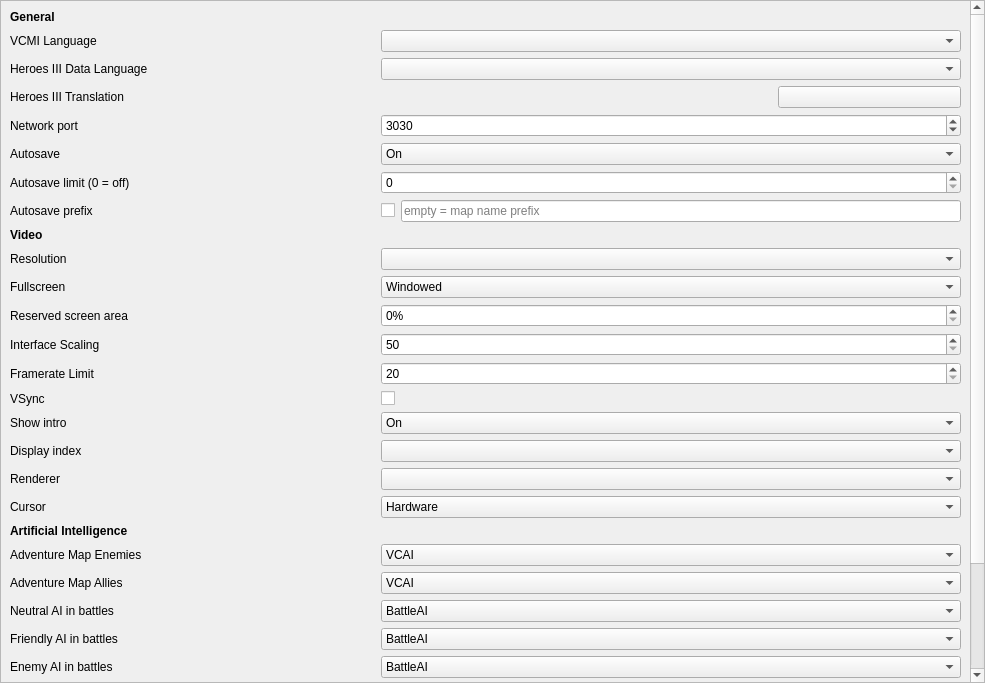
Qt form launcher/settingsView/csettingsview_moc.ui (vcmi/vcmi) before a commit.
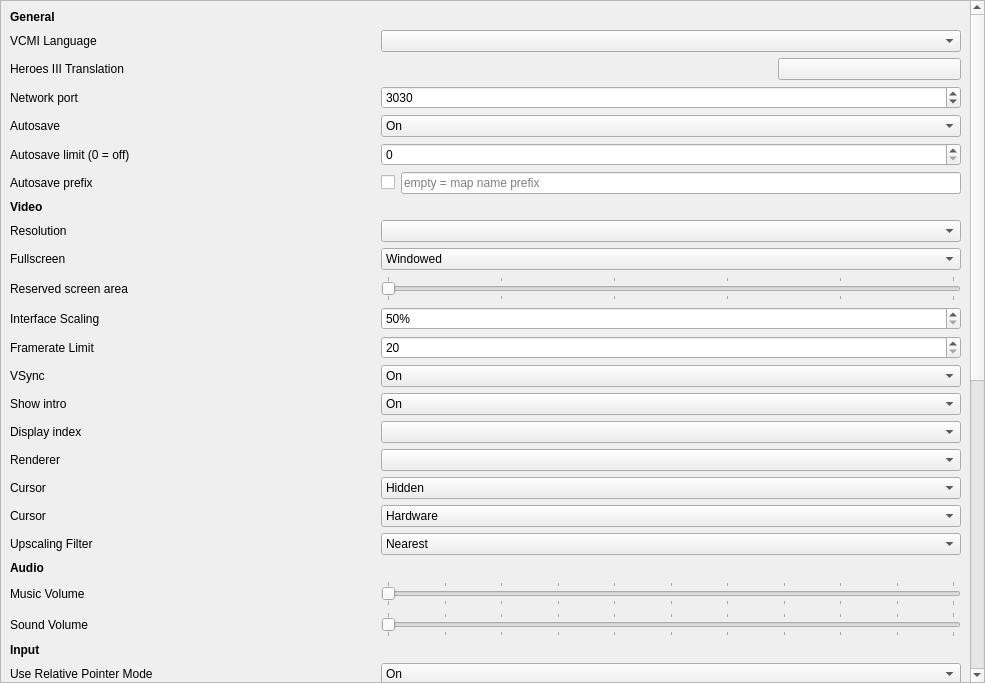
The same form after that commit.

Commit message: Added more settings to Launcher that previously have no UI access

Patch:
```diff
--- a/launcher/settingsView/csettingsview_moc.ui
+++ b/launcher/settingsView/csettingsview_moc.ui
@@ -43,373 +43,764 @@
      <property name="widgetResizable">
       <bool>true</bool>
      </property>
-     <widget class="QWidget" name="scrollAreaWidgetContents_2">
+     <widget class="QWidget" name="scrollAreaWidgetContents">
       <property name="geometry">
        <rect>
         <x>0</x>
-        <y>0</y>
+        <y>-516</y>
         <width>969</width>
-        <height>818</height>
+        <height>1218</height>
        </rect>
       </property>
       <layout class="QGridLayout" name="gridLayout" columnstretch="2,0,1,1,1">
-       <item row="20" column="1" colspan="4">
-        <widget class="QComboBox" name="comboBoxDisplayIndex"/>
-       </item>
-       <item row="5" column="1" colspan="3">
-        <widget class="QLabel" name="labelTranslationStatus">
+       <item row="8" column="1">
+        <widget class="QCheckBox" name="checkBoxAutoSavePrefix">
          <property name="text">
           <string/>
          </property>
         </widget>
        </item>
-       <item row="27" column="1" colspan="4">
-        <widget class="QComboBox" name="comboBoxFriendlyAI">
-         <property name="editable">
-          <bool>false</bool>
-         </property>
-         <property name="currentText">
-          <string notr="true">BattleAI</string>
-         </property>
-         <item>
-          <property name="text">
-           <string notr="true">BattleAI</string>
-          </property>
-         </item>
-         <item>
-          <property name="text">
-           <string notr="true">StupidAI</string>
-          </property>
-         </item>
-        </widget>
-       </item>
-       <item row="10" column="0">
-        <widget class="QLabel" name="labelVideo">
-         <property name="font">
-          <font>
-           <weight>75</weight>
-           <bold>true</bold>
-          </font>
-         </property>
+       <item row="46" column="0">
+        <widget class="QLabel" name="labelRepositoryExtra">
          <property name="text">
-          <string>Video</string>
+          <string>Additional repository</string>
          </property>
         </widget>
        </item>
-       <item row="23" column="0">
-        <widget class="QLabel" name="labelArtificialIntelligence">
-         <property name="font">
-          <font>
-           <weight>75</weight>
-           <bold>true</bold>
-          </font>
-         </property>
-         <property name="text">
-          <string>Artificial Intelligence</string>
-         </property>
-        </widget>
-       </item>
-       <item row="22" column="0">
-        <widget class="QLabel" name="labelCursorType">
-         <property name="text">
-          <string>Cursor</string>
-         </property>
-        </widget>
-       </item>
-       <item row="4" column="1" colspan="4">
-        <widget class="QComboBox" name="comboBoxLanguageBase"/>
-       </item>
        <item row="4" column="0">
-        <widget class="QLabel" name="labelLanguageBase">
+        <widget class="QLabel" name="labelTranslation">
          <property name="text">
-          <string>Heroes III Data Language</string>
+          <string>Heroes III Translation</string>
          </property>
         </widget>
        </item>
-       <item row="8" column="1" colspan="4">
-        <widget class="QSpinBox" name="spinBoxAutoSaveLimit"/>
+       <item row="37" column="0">
+        <widget class="QLabel" name="labelEnemyPlayerAI">
+         <property name="text">
+          <string>Adventure Map Enemies</string>
+         </property>
+        </widget>
        </item>
-       <item row="20" column="0">
+       <item row="19" column="1" colspan="4">
+        <widget class="QComboBox" name="comboBoxDisplayIndex"/>
+       </item>
+       <item row="12" column="1" colspan="4">
+        <widget class="QSlider" name="sliderReservedArea">
+         <property name="maximum">
+          <number>25</number>
+         </property>
+         <property name="orientation">
+          <enum>Qt::Horizontal</enum>
+         </property>
+         <property name="tickPosition">
+          <enum>QSlider::TicksBothSides</enum>
+         </property>
+         <property name="tickInterval">
+          <number>5</number>
+         </property>
+        </widget>
+       </item>
+       <item row="19" column="0">
         <widget class="QLabel" name="labelDisplayIndex">
          <property name="text">
           <string>Display index</string>
          </property>
         </widget>
        </item>
+       <item row="4" column="4">
+        <widget class="QPushButton" name="pushButtonTranslation">
+         <property name="text">
+          <string/>
+         </property>
+        </widget>
+       </item>
        <item row="1" column="1" colspan="4">
         <widget class="QComboBox" name="comboBoxLanguage"/>
        </item>
-       <item row="32" column="2" colspan="3">
-        <widget class="QLineEdit" name="lineEditRepositoryDefault">
-         <property name="text">
-          <string notr="true"/>
+       <item row="41" column="1" colspan="4">
+        <widget class="QComboBox" name="comboBoxEnemyAI">
+         <property name="editable">
+          <bool>false</bool>
          </property>
-         <property name="readOnly">
-          <bool>true</bool>
+         <property name="currentText">
+          <string notr="true">BattleAI</string>
          </property>
+         <item>
+          <property name="text">
+           <string notr="true">BattleAI</string>
+          </property>
+         </item>
+         <item>
+          <property name="text">
+           <string notr="true">StupidAI</string>
+          </property>
+         </item>
         </widget>
        </item>
-       <item row="12" column="0">
-        <widget class="QLabel" name="labelFullScreen">
+       <item row="30" column="0">
+        <widget class="QLabel" name="labelRelativeCursorSpeed">
          <property name="text">
-          <string>Fullscreen</string>
+          <string>Relative Pointer Speed</string>
          </property>
         </widget>
        </item>
-       <item row="5" column="0">
-        <widget class="QLabel" name="labelTranslation">
-         <property name="text">
-          <string>Heroes III Translation</string>
+       <item row="22" column="1" colspan="4">
+        <widget class="QComboBox" name="comboBoxCursorTypeDesktop">
+         <item>
+          <property name="text">
+           <string>Hardware</string>
+          </property>
+         </item>
+         <item>
+          <property name="text">
+           <string>Software</string>
+          </property>
+         </item>
+        </widget>
+       </item>
+       <item row="40" column="1" colspan="4">
+        <widget class="QComboBox" name="comboBoxFriendlyAI">
+         <property name="editable">
+          <bool>false</bool>
          </property>
+         <property name="currentText">
+          <string notr="true">BattleAI</string>
+         </property>
+         <item>
+          <property name="text">
+           <string notr="true">BattleAI</string>
+          </property>
+         </item>
+         <item>
+          <property name="text">
+           <string notr="true">StupidAI</string>
+          </property>
+         </item>
         </widget>
        </item>
-       <item row="28" column="0">
-        <widget class="QLabel" name="labelEnemyAI">
+       <item row="32" column="1" colspan="4">
+        <widget class="QSlider" name="sliderLongTouchDuration">
+         <property name="minimum">
+          <number>500</number>
+         </property>
+         <property name="maximum">
+          <number>2000</number>
+         </property>
+         <property name="singleStep">
+          <number>250</number>
+         </property>
+         <property name="pageStep">
+          <number>250</number>
+         </property>
+         <property name="orientation">
+          <enum>Qt::Horizontal</enum>
+         </property>
+         <property name="tickPosition">
+          <enum>QSlider::TicksBothSides</enum>
+         </property>
+         <property name="tickInterval">
+          <number>250</number>
+         </property>
+        </widget>
+       </item>
+       <item row="22" column="0">
+        <widget class="QLabel" name="labelCursorTypeDesktop">
          <property name="text">
-          <string>Enemy AI in battles</string>
+          <string>Cursor</string>
          </property>
         </widget>
        </item>
-       <item row="33" column="0">
-        <widget class="QLabel" name="labelRepositoryExtra">
+       <item row="48" column="1" colspan="4">
+        <widget class="QSpinBox" name="spinBoxNetworkPortLobby">
+         <property name="minimum">
+          <number>1024</number>
+         </property>
+         <property name="maximum">
+          <number>65535</number>
+         </property>
+         <property name="value">
+          <number>3030</number>
+         </property>
+        </widget>
+       </item>
+       <item row="16" column="1" colspan="4">
+        <widget class="QComboBox" name="comboBoxVSync">
+         <property name="currentIndex">
+          <number>1</number>
+         </property>
+         <item>
+          <property name="text">
+           <string>Off</string>
+          </property>
+         </item>
+         <item>
+          <property name="text">
+           <string>On</string>
+          </property>
+         </item>
+        </widget>
+       </item>
+       <item row="7" column="0">
+        <widget class="QLabel" name="labelAutoSaveLimit">
          <property name="text">
-          <string>Additional repository</string>
+          <string>Autosave limit (0 = off)</string>
          </property>
         </widget>
        </item>
-       <item row="33" column="2" colspan="3">
-        <widget class="QLineEdit" name="lineEditRepositoryExtra">
+       <item row="42" column="0">
+        <widget class="QLabel" name="labelNetwork">
+         <property name="font">
+          <font>
+           <bold>true</bold>
+          </font>
+         </property>
          <property name="text">
-          <string notr="true"/>
+          <string>Network</string>
          </property>
         </widget>
        </item>
-       <item row="19" column="0">
+       <item row="18" column="0">
         <widget class="QLabel" name="labelShowIntro">
          <property name="text">
           <string>Show intro</string>
          </property>
         </widget>
        </item>
-       <item row="29" column="0">
-        <widget class="QLabel" name="labelRepositories">
-         <property name="font">
-          <font>
-           <weight>75</weight>
-           <bold>true</bold>
-          </font>
-         </property>
+       <item row="15" column="0">
+        <widget class="QLabel" name="labelFramerateLimit">
          <property name="text">
-          <string>Mod Repositories</string>
+          <string>Framerate Limit</string>
          </property>
         </widget>
        </item>
-       <item row="25" column="0">
-        <widget class="QLabel" name="labelAlliedPlayerAI">
+       <item row="16" column="0">
+        <widget class="QLabel" name="labelVSync">
          <property name="text">
-          <string>Adventure Map Allies</string>
+          <string>VSync</string>
          </property>
         </widget>
        </item>
-       <item row="32" column="1">
-        <widget class="QCheckBox" name="checkBoxRepositoryDefault">
-         <property name="enabled">
-          <bool>true</bool>
+       <item row="39" column="1" colspan="4">
+        <widget class="QComboBox" name="comboBoxNeutralAI">
+         <property name="currentText">
+          <string notr="true">BattleAI</string>
          </property>
-         <property name="text">
-          <string/>
-         </property>
-         <property name="checked">
-          <bool>true</bool>
-         </property>
-        </widget>
-       </item>
-       <item row="14" column="0">
-        <widget class="QLabel" name="labelInterfaceScaling">
-         <property name="text">
-          <string>Interface Scaling</string>
-         </property>
-        </widget>
-       </item>
-       <item row="19" column="1" colspan="4">
-        <widget class="QComboBox" name="comboBoxShowIntro">
-         <property name="currentIndex">
-          <number>1</number>
-         </property>
          <item>
           <property name="text">
-           <string>Off</string>
+           <string notr="true">BattleAI</string>
           </property>
          </item>
          <item>
           <property name="text">
-           <string>On</string>
+           <string notr="true">StupidAI</string>
           </property>
          </item>
         </widget>
        </item>
-       <item row="14" column="1" colspan="4">
-        <widget class="QSpinBox" name="spinBoxInterfaceScaling">
-         <property name="minimum">
-          <number>50</number>
-         </property>
-         <property name="maximum">
-          <number>400</number>
-         </property>
-         <property name="singleStep">
-          <number>10</number>
+       <item row="48" column="0">
+        <widget class="QLabel" name="labelNetworkPortLobby">
+         <property name="text">
+          <string>Online Lobby port</string>
          </property>
         </widget>
        </item>
        <item row="13" column="1" colspan="4">
-        <widget class="QSpinBox" name="spinBoxReservedArea">
+        <widget class="QSpinBox" name="spinBoxInterfaceScaling">
          <property name="suffix">
-          <string notr="true">%</string>
+          <string>%</string>
          </property>
          <property name="minimum">
-          <number>0</number>
+          <number>50</number>
          </property>
          <property name="maximum">
-          <number>25</number>
+          <number>400</number>
          </property>
          <property name="singleStep">
-          <number>1</number>
+          <number>10</number>
          </property>
-         <property name="value">
-          <number>0</number>
+        </widget>
+       </item>
+       <item row="38" column="1" colspan="4">
+        <widget class="QComboBox" name="comboBoxAlliedPlayerAI">
+         <property name="currentText">
+          <string notr="true">VCAI</string>
          </property>
+         <item>
+          <property name="text">
+           <string notr="true">VCAI</string>
+          </property>
+         </item>
+         <item>
+          <property name="text">
+           <string notr="true">Nullkiller</string>
+          </property>
+         </item>
+        </widget>
+       </item>
+       <item row="5" column="0">
+        <widget class="QLabel" name="labelNetworkPort">
+         <property name="text">
+          <string>Network port</string>
+         </property>
+        </widget>
+       </item>
+       <item row="11" column="0">
+        <widget class="QLabel" name="labelFullScreen">
+         <property name="text">
+          <string>Fullscreen</string>
+         </property>
+        </widget>
+       </item>
+       <item row="39" column="0">
+        <widget class="QLabel" name="labelNeutralAI">
+         <property name="text">
+          <string>Neutral AI in battles</string>
+         </property>
+        </widget>
+       </item>
+       <item row="46" column="2" colspan="3">
+        <widget class="QLineEdit" name="lineEditRepositoryExtra">
+         <property name="text">
+          <string notr="true"/>
+         </property>
+        </widget>
+       </item>
+       <item row="34" column="0">
+        <widget class="QLabel" name="labelToleranceDistanceTouch">
+         <property name="text">
+          <string>Touch Tap Tolerance</string>
+         </property>
+        </widget>
+       </item>
+       <item row="27" column="1" colspan="4">
+        <widget class="QSlider" name="sliderSoundVolume">
+         <property name="maximum">
+          <number>100</number>
+         </property>
+         <property name="orientation">
+          <enum>Qt::Horizontal</enum>
+         </property>
+         <property name="tickPosition">
+          <enum>QSlider::TicksBothSides</enum>
+         </property>
+         <property name="tickInterval">
+          <number>10</number>
+         </property>
+        </widget>
+       </item>
+       <item row="24" column="1" colspan="4">
+        <widget class="QComboBox" name="comboBoxUpscalingFilter">
+         <item>
+          <property name="text">
+           <string>Nearest</string>
+          </property>
+         </item>
+         <item>
+          <property name="text">
+           <string>Linear</string>
+          </property>
+         </item>
+         <item>
+          <property name="text">
+           <string>Best (Linear)</string>
+          </property>
+         </item>
         </widget>
        </item>
        <item row="6" column="1" colspan="4">
-        <widget class="QSpinBox" name="spinBoxNetworkPort">
-         <property name="minimum">
-          <number>1024</number>
+        <widget class="QComboBox" name="comboBoxAutoSave">
+         <property name="currentIndex">
+          <number>1</number>
          </property>
-         <property name="maximum">
-          <number>65535</number>
-         </property>
-         <property name="value">
-          <number>3030</number>
-         </property>
-        </widget>
-       </item>
-       <item row="28" column="1" colspan="4">
-        <widget class="QComboBox" name="comboBoxEnemyAI">
-         <property name="editable">
-          <bool>false</bool>
-         </property>
-         <property name="currentText">
-          <string notr="true">BattleAI</string>
-         </property>
          <item>
           <property name="text">
-           <string notr="true">BattleAI</string>
+           <string>Off</string>
           </property>
          </item>
          <item>
           <property name="text">
-           <string notr="true">StupidAI</string>
+           <string>On</string>
           </property>
          </item>
         </widget>
        </item>
-       <item row="9" column="1">
-        <widget class="QCheckBox" name="checkBoxAutoSavePrefix">
-         <property name="text">
-          <string/>
-         </property>
-        </widget>
-       </item>
-       <item row="16" column="1" colspan="4">
-        <widget class="QSpinBox" name="spinBoxFramerateLimit">
-         <property name="minimum">
-          <number>20</number>
-         </property>
-         <property name="maximum">
-          <number>1000</number>
-         </property>
-         <property name="singleStep">
-          <number>10</number>
-         </property>
-        </widget>
-       </item>
-       <item row="33" column="1">
-        <widget class="QCheckBox" name="checkBoxRepositoryExtra">
-         <property name="text">
-          <string/>
-         </property>
-         <property name="checked">
-          <bool>true</bool>
-         </property>
-        </widget>
-       </item>
-       <item row="13" column="0">
+       <item row="12" column="0">
         <widget class="QLabel" name="labelReservedArea">
          <property name="text">
           <string>Reserved screen area</string>
          </property>
         </widget>
        </item>
-       <item row="11" column="0">
-        <widget class="QLabel" name="labelResolution">
-         <property name="text">
-          <string>Resolution</string>
+       <item row="10" column="1" colspan="4">
+        <widget class="QComboBox" name="comboBoxResolution"/>
+       </item>
+       <item row="35" column="1" colspan="4">
+        <widget class="QSlider" name="sliderToleranceDistanceController">
+         <property name="minimum">
+          <number>0</number>
          </property>
+         <property name="maximum">
+          <number>50</number>
+         </property>
+         <property name="singleStep">
+          <number>1</number>
+         </property>
+         <property name="pageStep">
+          <number>10</number>
+         </property>
+         <property name="value">
+          <number>0</number>
+         </property>
+         <property name="orientation">
+          <enum>Qt::Horizontal</enum>
+         </property>
+         <property name="tickPosition">
+          <enum>QSlider::TicksBothSides</enum>
+         </property>
+         <property name="tickInterval">
+          <number>10</number>
+         </property>
         </widget>
        </item>
-       <item row="1" column="0">
-        <widget class="QLabel" name="labelLanguage">
+       <item row="34" column="1" colspan="4">
+        <widget class="QSlider" name="sliderToleranceDistanceTouch">
+         <property name="minimum">
+          <number>0</number>
+         </property>
+         <property name="maximum">
+          <number>50</number>
+         </property>
+         <property name="singleStep">
+          <number>1</number>
+         </property>
+         <property name="pageStep">
+          <number>10</number>
+         </property>
+         <property name="value">
+          <number>0</number>
+         </property>
+         <property name="orientation">
+          <enum>Qt::Horizontal</enum>
+         </property>
+         <property name="tickPosition">
+          <enum>QSlider::TicksBothSides</enum>
+         </property>
+         <property name="tickInterval">
+          <number>10</number>
+         </property>
+        </widget>
+       </item>
+       <item row="45" column="1">
+        <widget class="QCheckBox" name="checkBoxRepositoryDefault">
+         <property name="enabled">
+          <bool>true</bool>
+         </property>
          <property name="text">
-          <string>VCMI Language</string>
+          <string/>
          </property>
+         <property name="checked">
+          <bool>true</bool>
+         </property>
         </widget>
        </item>
-       <item row="16" column="0">
-        <widget class="QLabel" name="labelFramerateLimit">
+       <item row="41" column="0">
+        <widget class="QLabel" name="labelEnemyAI">
          <property name="text">
-          <string>Framerate Limit</string>
+          <string>Enemy AI in battles</string>
          </property>
         </widget>
        </item>
-       <item row="25" column="1" colspan="4">
-        <widget class="QComboBox" name="comboBoxAlliedPlayerAI">
-         <property name="currentText">
-          <string notr="true">VCAI</string>
+       <item row="33" column="1" colspan="4">
+        <widget class="QSlider" name="slideToleranceDistanceMouse">
+         <property name="minimum">
+          <number>0</number>
          </property>
+         <property name="maximum">
+          <number>50</number>
+         </property>
+         <property name="singleStep">
+          <number>1</number>
+         </property>
+         <property name="pageStep">
+          <number>10</number>
+         </property>
+         <property name="value">
+          <number>0</number>
+         </property>
+         <property name="orientation">
+          <enum>Qt::Horizontal</enum>
+         </property>
+         <property name="tickPosition">
+          <enum>QSlider::TicksBothSides</enum>
+         </property>
+         <property name="tickInterval">
+          <number>10</number>
+         </property>
+        </widget>
+       </item>
+       <item row="18" column="1" colspan="4">
+        <widget class="QComboBox" name="comboBoxShowIntro">
+         <property name="currentIndex">
+          <number>1</number>
+         </property>
          <item>
           <property name="text">
-           <string notr="true">VCAI</string>
+           <string>Off</string>
           </property>
          </item>
          <item>
           <property name="text">
-           <string notr="true">Nullkiller</string>
+           <string>On</string>
           </property>
          </item>
         </widget>
        </item>
+       <item row="0" column="0">
+        <widget class="QLabel" name="labelGeneral">
+         <property name="font">
+          <font>
+           <bold>true</bold>
+          </font>
+         </property>
+         <property name="text">
+          <string>General</string>
+         </property>
+        </widget>
+       </item>
+       <item row="40" column="0">
+        <widget class="QLabel" name="labelFriendlyAI">
+         <property name="text">
+          <string>Autocombat AI in battles</string>
+         </property>
+        </widget>
+       </item>
+       <item row="47" column="0">
+        <widget class="QLabel" name="labelGameLobbyHost">
+         <property name="text">
+          <string>Online Lobby address</string>
+         </property>
+        </widget>
+       </item>
        <item row="26" column="0">
-        <widget class="QLabel" name="labelNeutralAI">
+        <widget class="QLabel" name="labelMusicVolume">
          <property name="text">
-          <string>Neutral AI in battles</string>
+          <string>Music Volume</string>
          </property>
         </widget>
        </item>
        <item row="27" column="0">
-        <widget class="QLabel" name="labelFriendlyAI">
+        <widget class="QLabel" name="labelSoundVolume">
          <property name="text">
-          <string>Friendly AI in battles</string>
+          <string>Sound Volume</string>
          </property>
         </widget>
        </item>
-       <item row="17" column="1">
-        <widget class="QCheckBox" name="checkBoxVSync">
+       <item row="6" column="0">
+        <widget class="QLabel" name="labelAutoSave">
+         <property name="text">
+          <string>Autosave</string>
+         </property>
+        </widget>
+       </item>
+       <item row="47" column="1" colspan="4">
+        <widget class="QLineEdit" name="lineEditGameLobbyHost">
+         <property name="text">
+          <string notr="true"/>
+         </property>
+        </widget>
+       </item>
+       <item row="10" column="0">
+        <widget class="QLabel" name="labelResolution">
+         <property name="text">
+          <string>Resolution</string>
+         </property>
+        </widget>
+       </item>
+       <item row="29" column="1" colspan="4">
+        <widget class="QComboBox" name="comboBoxRelativeCursorMode">
+         <property name="currentIndex">
+          <number>1</number>
+         </property>
+         <item>
+          <property name="text">
+           <string>Off</string>
+          </property>
+         </item>
+         <item>
+          <property name="text">
+           <string>On</string>
+          </property>
+         </item>
+        </widget>
+       </item>
+       <item row="30" column="1" colspan="4">
+        <widget class="QSlider" name="sliderRelativeCursorSpeed">
+         <property name="minimum">
+          <number>100</number>
+         </property>
+         <property name="maximum">
+          <number>300</number>
+         </property>
+         <property name="orientation">
+          <enum>Qt::Horizontal</enum>
+         </property>
+         <property name="tickPosition">
+          <enum>QSlider::TicksBothSides</enum>
+         </property>
+         <property name="tickInterval">
+          <number>25</number>
+         </property>
+        </widget>
+       </item>
+       <item row="21" column="1" colspan="4">
+        <widget class="QComboBox" name="comboBoxCursorTypeMobile">
+         <property name="currentIndex">
+          <number>0</number>
+         </property>
+         <item>
+          <property name="text">
+           <string>Hidden</string>
+          </property>
+         </item>
+         <item>
+          <property name="text">
+           <string>Visible</string>
+          </property>
+         </item>
+        </widget>
+       </item>
+       <item row="21" column="0">
+        <widget class="QLabel" name="labelCursorTypeMobile">
+         <property name="text">
+          <string>Cursor</string>
+         </property>
+        </widget>
+       </item>
+       <item row="8" column="2" colspan="3">
+        <widget class="QLineEdit" name="lineEditAutoSavePrefix">
+         <property name="placeholderText">
+          <string>empty = map name prefix</string>
+         </property>
+        </widget>
+       </item>
+       <item row="25" column="0">
+        <widget class="QLabel" name="labelAudio">
+         <property name="font">
+          <font>
+           <bold>true</bold>
+          </font>
+         </property>
+         <property name="text">
+          <string>Audio</string>
+         </property>
+        </widget>
+       </item>
+       <item row="13" column="0">
+        <widget class="QLabel" name="labelInterfaceScaling">
+         <property name="text">
+          <string>Interface Scaling</string>
+         </property>
+        </widget>
+       </item>
+       <item row="7" column="1" colspan="4">
+        <widget class="QSpinBox" name="spinBoxAutoSaveLimit"/>
+       </item>
+       <item row="31" column="1" colspan="4">
+        <widget class="QComboBox" name="comboBoxHapticFeedback">
+         <property name="currentIndex">
+          <number>1</number>
+         </property>
+         <item>
+          <property name="text">
+           <string>Off</string>
+          </property>
+         </item>
+         <item>
+          <property name="text">
+           <string>On</string>
+          </property>
+         </item>
+        </widget>
+       </item>
+       <item row="29" column="0">
+        <widget class="QLabel" name="labelRelativeCursorMode">
+         <property name="text">
+          <string>Use Relative Pointer Mode</string>
+         </property>
+        </widget>
+       </item>
+       <item row="20" column="0">
+        <widget class="QLabel" name="labelRendererType">
+         <property name="text">
+          <string>Renderer</string>
+         </property>
+        </widget>
+       </item>
+       <item row="5" column="1" colspan="4">
+        <widget class="QSpinBox" name="spinBoxNetworkPort">
+         <property name="minimum">
+          <number>1024</number>
+         </property>
+         <property name="maximum">
+          <number>65535</number>
+         </property>
+         <property name="value">
+          <number>3030</number>
+         </property>
+        </widget>
+       </item>
+       <item row="26" column="1" colspan="4">
+        <widget class="QSlider" name="sliderMusicVolume">
+         <property name="maximum">
+          <number>100</number>
+         </property>
+         <property name="orientation">
+          <enum>Qt::Horizontal</enum>
+         </property>
+         <property name="tickPosition">
+          <enum>QSlider::TicksBothSides</enum>
+         </property>
+         <property name="tickInterval">
+          <number>10</number>
+         </property>
+        </widget>
+       </item>
+       <item row="35" column="0">
+        <widget class="QLabel" name="labelToleranceDistanceController">
+         <property name="text">
+          <string>Controller Click Tolerance</string>
+         </property>
+        </widget>
+       </item>
+       <item row="38" column="0">
+        <widget class="QLabel" name="labelAlliedPlayerAI">
+         <property name="text">
+          <string>Adventure Map Allies</string>
+         </property>
+        </widget>
+       </item>
+       <item row="4" column="1" colspan="3">
+        <widget class="QLabel" name="labelTranslationStatus">
          <property name="text">
           <string/>
          </property>
         </widget>
        </item>
-       <item row="12" column="1" colspan="4">
+       <item row="24" column="0">
+        <widget class="QLabel" name="labelUpscalingFilter">
+         <property name="text">
+          <string>Upscaling Filter</string>
+         </property>
+        </widget>
+       </item>
+       <item row="33" column="0">
+        <widget class="QLabel" name="labelToleranceDistanceMouse">
+         <property name="text">
+          <string>Mouse Click Tolerance</string>
+         </property>
+        </widget>
+       </item>
+       <item row="11" column="1" colspan="4">
         <widget class="QComboBox" name="comboBoxFullScreen">
          <property name="toolTip">
           <string>Select display mode for game
@@ -440,203 +831,179 @@
          </item>
         </widget>
        </item>
-       <item row="7" column="0">
-        <widget class="QLabel" name="labelAutoSave">
-         <property name="text">
-          <string>Autosave</string>
+       <item row="15" column="1" colspan="4">
+        <widget class="QSpinBox" name="spinBoxFramerateLimit">
+         <property name="minimum">
+          <number>20</number>
          </property>
-        </widget>
-       </item>
-       <item row="5" column="4">
-        <widget class="QPushButton" name="pushButtonTranslation">
-         <property name="text">
-          <string/>
+         <property name="maximum">
+          <number>1000</number>
          </property>
-        </widget>
-       </item>
-       <item row="9" column="0">
-        <widget class="QLabel" name="labelAutoSavePrefix">
-         <property name="text">
-          <string>Autosave prefix</string>
+         <property name="singleStep">
+          <number>10</number>
          </property>
         </widget>
        </item>
-       <item row="7" column="1" colspan="4">
-        <widget class="QComboBox" name="comboBoxAutoSave">
-         <property name="currentIndex">
-          <number>1</number>
-         </property>
-         <item>
-          <property name="text">
-           <string>Off</string>
-          </property>
-         </item>
-         <item>
-          <property name="text">
-           <string>On</string>
-          </property>
-         </item>
-        </widget>
-       </item>
-       <item row="9" column="2" colspan="3">
-        <widget class="QLineEdit" name="lineEditAutoSavePrefix">
-         <property name="placeholderText">
-          <string>empty = map name prefix</string>
-         </property>
-        </widget>
-       </item>
-       <item row="0" column="0">
-        <widget class="QLabel" name="labelGeneral">
-         <property name="font">
-          <font>
-           <weight>75</weight>
-           <bold>true</bold>
-          </font>
-         </property>
+       <item row="1" column="0">
+        <widget class="QLabel" name="labelLanguage">
          <property name="text">
-          <string>General</string>
+          <string>VCMI Language</string>
          </property>
         </widget>
        </item>
-       <item row="24" column="1" colspan="4">
-        <widget class="QComboBox" name="comboBoxEnemyPlayerAI">
-         <property name="currentText">
-          <string notr="true">VCAI</string>
-         </property>
-         <item>
-          <property name="text">
-           <string notr="true">VCAI</string>
-          </property>
-         </item>
-         <item>
-          <property name="text">
-           <string notr="true">Nullkiller</string>
-          </property>
-         </item>
-        </widget>
-       </item>
-       <item row="22" column="1" colspan="4">
-        <widget class="QComboBox" name="comboBoxCursorType">
-         <item>
-          <property name="text">
-           <string>Hardware</string>
-          </property>
-         </item>
-         <item>
-          <property name="text">
-           <string>Software</string>
-          </property>
-         </item>
-        </widget>
-       </item>
-       <item row="30" column="1" colspan="2">
-        <widget class="QComboBox" name="comboBoxAutoCheck">
-         <property name="currentIndex">
-          <number>1</number>
-         </property>
-         <item>
-          <property name="text">
-           <string>Off</string>
-          </property>
-         </item>
-         <item>
-          <property name="text">
-           <string>On</string>
-          </property>
-         </item>
-        </widget>
-       </item>
-       <item row="24" column="0">
-        <widget class="QLabel" name="labelEnemyPlayerAI">
-         <property name="text">
-          <string>Adventure Map Enemies</string>
-         </property>
-        </widget>
-       </item>
-       <item row="11" column="1" colspan="4">
-        <widget class="QComboBox" name="comboBoxResolution"/>
-       </item>
-       <item row="17" column="0">
-        <widget class="QLabel" name="labelVSync">
-         <property name="text">
-          <string>VSync</string>
-         </property>
-        </widget>
-       </item>
-       <item row="26" column="1" colspan="4">
-        <widget class="QComboBox" name="comboBoxNeutralAI">
-         <property name="currentText">
-          <string notr="true">BattleAI</string>
-         </property>
-         <item>
-          <property name="text">
-           <string notr="true">BattleAI</string>
-          </property>
-         </item>
-         <item>
-          <property name="text">
-           <string notr="true">StupidAI</string>
-          </property>
-         </item>
-        </widget>
-       </item>
-       <item row="30" column="0">
+       <item row="44" column="0">
         <widget class="QLabel" name="labelAutoCheck">
          <property name="text">
           <string>Check on startup</string>
          </property>
         </widget>
        </item>
-       <item row="8" column="0">
-        <widget class="QLabel" name="labelAutoSaveLimit">
+       <item row="31" column="0">
+        <widget class="QLabel" name="labelHapticFeedback">
          <property name="text">
-          <string>Autosave limit (0 = off)</string>
+          <string>Enable Vibration</string>
          </property>
         </widget>
        </item>
-       <item row="6" column="0">
-        <widget class="QLabel" name="labelNetworkPort">
-         <property name="text">
-          <string>Network port</string>
+       <item row="44" column="1" colspan="2">
+        <widget class="QComboBox" name="comboBoxAutoCheck">
+         <property name="currentIndex">
+          <number>1</number>
          </property>
+         <item>
+          <property name="text">
+           <string>Off</string>
+          </property>
+         </item>
+         <item>
+          <property name="text">
+           <string>On</string>
+          </property>
+         </item>
         </widget>
        </item>
-       <item row="30" column="3" colspan="2">
+       <item row="44" column="3" colspan="2">
         <widget class="QPushButton" name="refreshRepositoriesButton">
          <property name="text">
           <string>Refresh now</string>
          </property>
         </widget>
        </item>
-       <item row="32" column="0">
+       <item row="20" column="1" colspan="4">
+        <widget class="QComboBox" name="comboBoxRendererType"/>
+       </item>
+       <item row="9" column="0">
+        <widget class="QLabel" name="labelVideo">
+         <property name="font">
+          <font>
+           <bold>true</bold>
+          </font>
+         </property>
+         <property name="text">
+          <string>Video</string>
+         </property>
+        </widget>
+       </item>
+       <item row="45" column="0">
         <widget class="QLabel" name="labelRepositoryDefault">
          <property name="text">
           <string>Default repository</string>
          </property>
         </widget>
        </item>
-       <item row="21" column="1" colspan="4">
-        <widget class="QComboBox" name="comboBoxRendererType"/>
+       <item row="37" column="1" colspan="4">
+        <widget class="QComboBox" name="comboBoxEnemyPlayerAI">
+         <property name="currentText">
+          <string notr="true">VCAI</string>
+         </property>
+         <item>
+          <property name="text">
+           <string notr="true">VCAI</string>
+          </property>
+         </item>
+         <item>
+          <property name="text">
+           <string notr="true">Nullkiller</string>
+          </property>
+         </item>
+        </widget>
        </item>
-       <item row="21" column="0">
-        <widget class="QLabel" name="labelRendererType">
+       <item row="32" column="0">
+        <widget class="QLabel" name="labelLongTouchDuration">
          <property name="text">
-          <string>Renderer</string>
+          <string>Long Touch Duration</string>
          </property>
         </widget>
        </item>
-       <item row="31" column="0">
-        <widget class="QLabel" name="label">
+       <item row="8" column="0">
+        <widget class="QLabel" name="labelAutoSavePrefix">
+         <property name="text">
+          <string>Autosave prefix</string>
+         </property>
+        </widget>
+       </item>
+       <item row="45" column="2" colspan="3">
+        <widget class="QLineEdit" name="lineEditRepositoryDefault">
+         <property name="text">
+          <string notr="true"/>
+         </property>
+         <property name="readOnly">
+          <bool>true</bool>
+         </property>
+        </widget>
+       </item>
+       <item row="36" column="0">
+        <widget class="QLabel" name="labelArtificialIntelligence">
+         <property name="font">
+          <font>
+           <bold>true</bold>
+          </font>
+         </property>
+         <property name="text">
+          <string>Artificial Intelligence</string>
+         </property>
+        </widget>
+       </item>
+       <item row="28" column="0">
+        <widget class="QLabel" name="labelInput">
+         <property name="font">
+          <font>
+           <bold>true</bold>
+          </font>
+         </property>
+         <property name="text">
+          <string>Input</string>
+         </property>
+        </widget>
+       </item>
+       <item row="46" column="1">
+        <widget class="QCheckBox" name="checkBoxRepositoryExtra">
+         <property name="text">
+          <string/>
+         </property>
+         <property name="checked">
+          <bool>true</bool>
+         </property>
+        </widget>
+       </item>
+       <item row="43" column="0">
+        <widget class="QLabel" name="labelIgnoreSslErrors">
          <property name="text">
           <string>Ignore SSL errors</string>
          </property>
         </widget>
        </item>
-       <item row="31" column="1">
+       <item row="43" column="1">
         <widget class="QCheckBox" name="checkBoxIgnoreSslErrors">
+         <property name="enabled">
+          <bool>true</bool>
+         </property>
          <property name="text">
           <string/>
          </property>
+         <property name="checked">
+          <bool>true</bool>
+         </property>
         </widget>
        </item>
       </layout>
```
The commit also changes 2 other files.
